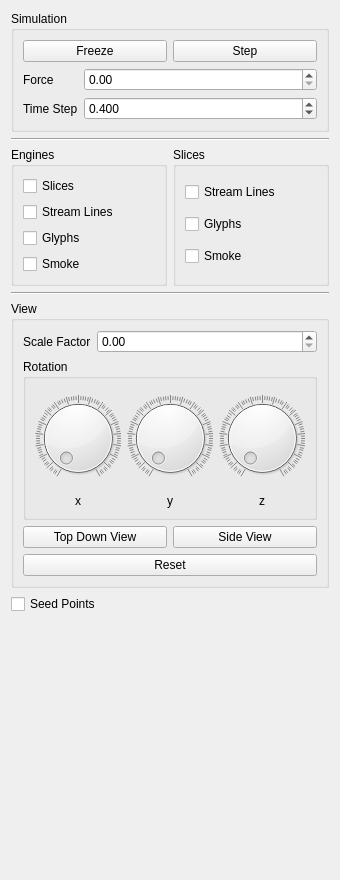
First picture: the form in smoke/view/simulationtab.ui, repository bvanloon/Scientific-Visualization, before the edit.
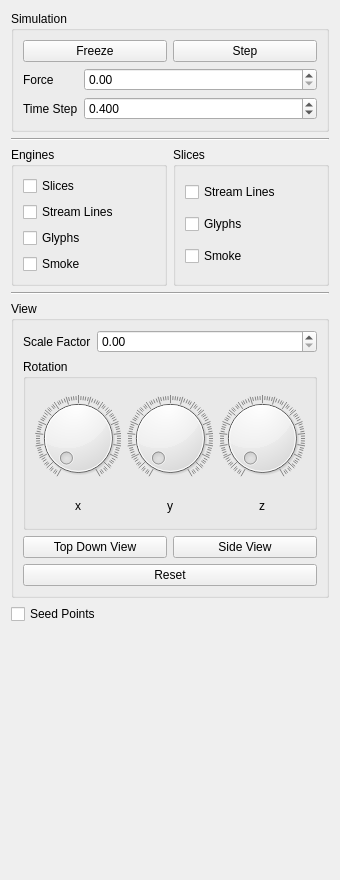
Second picture: the form after the edit.

Commit message: Fixed the layout to ensure stuff fits.

The edit to the form file:
```diff
--- a/smoke/view/simulationtab.ui
+++ b/smoke/view/simulationtab.ui
@@ -13,7 +13,7 @@
   <property name="minimumSize">
    <size>
     <width>340</width>
-    <height>500</height>
+    <height>700</height>
    </size>
   </property>
   <property name="windowTitle">
@@ -210,6 +210,12 @@
       </item>
       <item>
        <widget class="QGroupBox" name="rotationGroupBox">
+        <property name="minimumSize">
+         <size>
+          <width>0</width>
+          <height>171</height>
+         </size>
+        </property>
         <property name="title">
          <string>Rotation</string>
         </property>
```
Left out of the diff: 1 changed line with no effect on the pictures. The commit also changes 2 other files.
